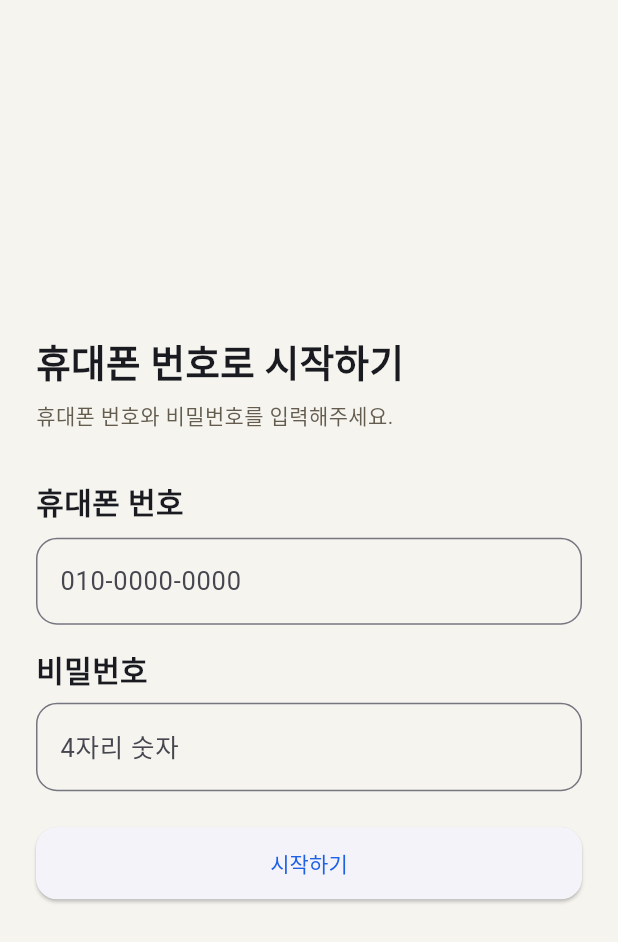
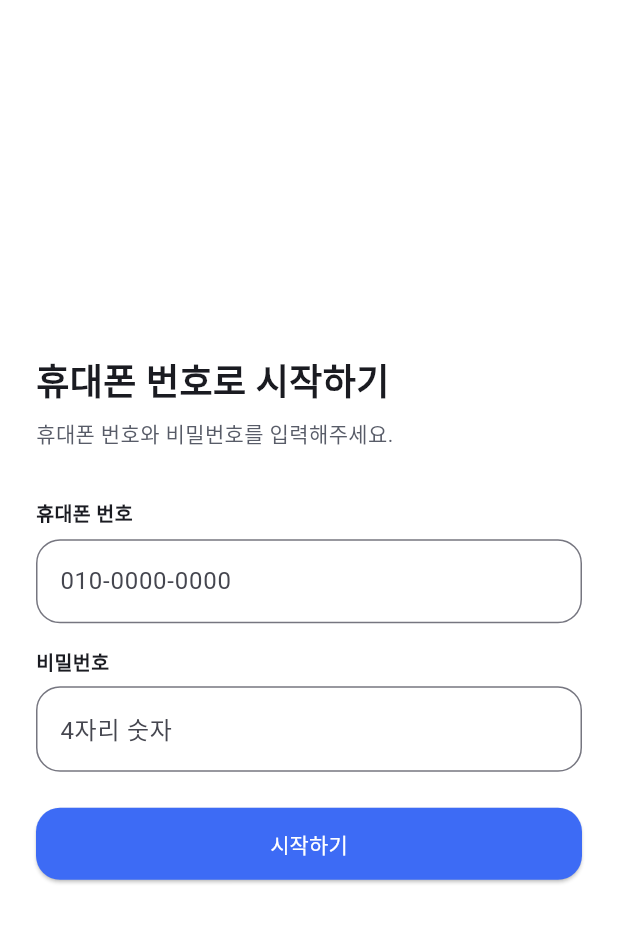
Before and after one commit to chanbear/ondam_app, a Flutter app: the screen it shows after launch, on a phone screen of 412 x 824 dp. Shown: the top 942 px of the screen. Run offline on Flutter 3.47's test engine with Material 3 defaults, Android fonts, the phone set to English and light mode, and no system bars; our stand-ins replace camera, firebase_core, firebase_messaging, fl_chart, flutter_dotenv, flutter_local_notifications and 11 more; missing offline and left inert: flutter_sms_inbox, mobile_scanner; accounts and stored records are empty; network calls fail.

Commit message:
feat(design_system): ONDAM 2.0 디자인 토큰/공통 위젯 갱신
색상/spacing/radius/타이포 토큰과 AppButton/AppCard/AppAlertCard/
AppRiskBadge 등 공통 위젯을 ui-prototype 승인 디자인에 맞춰
갱신 — Senior/Easy 양쪽 화면 리디자인이 이 토큰들 위에서 이뤄진다.

Co-Authored-By: Claude Sonnet 5 <noreply@anthropic.com>

```diff
--- a/packages/design_system/lib/src/theme/app_theme.dart
+++ b/packages/design_system/lib/src/theme/app_theme.dart
@@ -42,6 +42,10 @@ abstract final class AppTheme {
       ),
       elevatedButtonTheme: ElevatedButtonThemeData(
         style: ElevatedButton.styleFrom(
+          backgroundColor: AppColors.primary,
+          foregroundColor: AppColors.surface,
+          disabledBackgroundColor: AppColors.border,
+          disabledForegroundColor: AppColors.textDisabled,
           shape: RoundedRectangleBorder(
             borderRadius: BorderRadius.circular(AppRadius.md),
           ),
--- a/packages/design_system/lib/src/tokens/app_colors.dart
+++ b/packages/design_system/lib/src/tokens/app_colors.dart
@@ -1,36 +1,55 @@
 import 'package:flutter/material.dart';
 
-/// Color tokens — background/text/border values match the Phase 42-approved
-/// Senior/Guardian HTML prototype palette (`prototype/senior/styles.css`,
-/// `prototype/guardian/styles.css`), shared identically by both apps.
-/// `primary` was updated to the blue accent (`#1D61E7`) used for CTAs/
-/// selected states/toggles in the "온담 최종 디자인" Figma file (초기 설정
-/// 화면, node `1:108`) — the file's own `--primary` variable is still green
-/// (`#2f6f4e`, unused by any rendered element on that screen), so the
-/// visually-applied blue is treated as the actual intended accent.
+/// Color tokens — synced to `ui-prototype/css/tokens.css` (2026-08-30, 사용자
+/// 승인 — Modern Care(`prototype/redesign/`)가 아니라 이번 세션에서 다듬은
+/// `ui-prototype/`을 소스로 채택). `primary`는 easy-mode-test 브랜치 실제
+/// 블루(`#3D6BF5`)로 이전 `#1D61E7`에서 교체됐고, `background`/`border`도
+/// 순백 배경 + 차가운 회색 경계선으로 바뀌었다.
 ///
-/// NOTE: no `emergency` token yet — technical-decisions.md OPEN QUESTIONS #7
-/// (실제 색상값) is still open, so one is not invented here. `secondary` and
-/// the `*Dark` pair aren't covered by either reference (light-mode only, no
-/// secondary-accent concept) and are left unchanged pending a follow-up
-/// decision.
+/// NOTE: `*Dark` pair는 ui-prototype에도 라이트모드 값만 있어 이전 값을
+/// 그대로 유지한다.
 abstract final class AppColors {
-  static const Color primary = Color(0xFF1D61E7);
-  static const Color secondary = Color(0xFF00BFA5);
+  static const Color primary = Color(0xFF3D6BF5);
+  static const Color secondary = Color(0xFF12A594);
 
-  static const Color background = Color(0xFFF6F4EF);
+  static const Color background = Color(0xFFFFFFFF);
   static const Color surface = Color(0xFFFFFFFF);
 
-  static const Color textPrimary = Color(0xFF1E1B16);
-  static const Color textSecondary = Color(0xFF635C4F);
+  static const Color textPrimary = Color(0xFF14151A);
+  static const Color textSecondary = Color(0xFF585C68);
   static const Color textDisabled = Color(0xFFBDBDBD);
 
-  static const Color border = Color(0xFFDFD9CC);
-  static const Color divider = Color(0xFFDFD9CC);
+  static const Color border = Color(0xFFE2E5EA);
+  static const Color divider = Color(0xFFE2E5EA);
 
-  static const Color success = Color(0xFF1E6B45);
-  static const Color warning = Color(0xFF8A5A00);
-  static const Color error = Color(0xFFB3261E);
+  /// 카드 선택 상태 등 `border`보다 한 단계 진한 2차 경계선 — 입력창
+  /// 기본 테두리, 미선택 chip 등에 쓴다. ui-prototype에는 별도 토큰이 없어
+  /// 새 `border`(#E2E5EA)와 같은 계열로 한 단계 진하게 근사했다.
+  static const Color borderStrong = Color(0xFFC9CDD6);
+
+  static const Color success = Color(0xFF1E8F5F);
+  static const Color warning = Color(0xFFB7791F);
+  static const Color error = Color(0xFFC6362E);
+
+  /// SOS 전용 — `error`(#C6362E)와 분리된 색. WCAG AA 대비 조정된 값
+  /// (`ui-prototype/css/tokens.css` `--emergency`).
+  static const Color emergency = Color(0xFFB84D56);
+
+  /// Senior/Easy Mode 따뜻함 accent(온보딩 컨페티 등) — `--warm-accent`.
+  static const Color warmAccent = Color(0xFFE2714B);
+
+  /// Easy Mode 전용 배경(민트/크림) — `--easy-surface`/`--easy-surface-cream`.
+  static const Color easySurface = Color(0xFFE9F3EE);
+  static const Color easySurfaceCream = Color(0xFFFBF7EC);
+
+  /// Tonal(soft) 배경 — 배지/tonal 버튼/선택 카드가 각자
+  /// `color.withValues(alpha: ...)`를 계산하던 것을 토큰화한 것. 항상 이
+  /// 값들만 쓰고 위젯에서 alpha를 직접 계산하지 않는다.
+  static const Color primarySoft = Color(0xFFEAF0FE);
+  static const Color successSoft = Color(0xFFE6F5EC);
+  static const Color warningSoft = Color(0xFFFBF1DE);
+  static const Color errorSoft = Color(0xFFFBEAE8);
+  static const Color emergencySoft = Color(0xFFFAEDEE);
 
   static const Color backgroundDark = Color(0xFF121212);
   static const Color surfaceDark = Color(0xFF1E1E1E);
--- a/packages/design_system/lib/src/tokens/app_radius.dart
+++ b/packages/design_system/lib/src/tokens/app_radius.dart
@@ -1,12 +1,11 @@
 /// Corner radius tokens — use instead of hardcoded BorderRadius values.
 ///
-/// `md` (buttons) and `lg` (cards) match the Phase 42-approved HTML
-/// prototype (14px / 20px). `sm`/`xl` aren't specified by the prototype and
-/// are left as-is.
+/// Modern Care 제안(2026-08-26, 사용자 승인) — 이전 Phase 42 값(4/14/20/24)
+/// 대비 전반적으로 더 둥글게(버튼/카드/모달) 조정.
 abstract final class AppRadius {
-  static const double sm = 4;
-  static const double md = 14;
-  static const double lg = 20;
-  static const double xl = 24;
+  static const double sm = 10;
+  static const double md = 16;
+  static const double lg = 22;
+  static const double xl = 28;
   static const double full = 999;
 }
--- a/packages/design_system/lib/src/tokens/app_spacing.dart
+++ b/packages/design_system/lib/src/tokens/app_spacing.dart
@@ -2,6 +2,13 @@
 abstract final class AppSpacing {
   static const double xs = 4;
   static const double sm = 8;
+
+  /// Modern Care 제안(2026-08-26)에서 추가된 단계 — 카드 내부 padding 등
+  /// `sm`(8)과 `md`(16) 사이에 쓴다. 기존 `md` 이상 값은 재정의(rename)하지
+  /// 않고 이 값만 삽입했다 — 스케일 전체를 shift하면 기존 호출부 전부에
+  /// 영향이 가기 때문.
+  static const double smMd = 12;
+
   static const double md = 16;
   static const double lg = 24;
   static const double xl = 32;
--- a/packages/design_system/lib/src/tokens/app_text_styles.dart
+++ b/packages/design_system/lib/src/tokens/app_text_styles.dart
@@ -2,48 +2,60 @@ import 'package:flutter/material.dart';
 
 /// Typography tokens — use instead of hardcoded TextStyle values.
 ///
-/// Sizes match the Phase 42-approved Senior HTML prototype scale
-/// (base/lg/xl/xxl = 17/20/25/32). Guardian's prototype scale is one step
-/// smaller (16/19/24/30) but there is no per-app profile here yet: every
-/// widget in this package reads these as static consts rather than through
-/// `Theme.of(context).textTheme`, so a dual-scale system would require
-/// rewriting ~17 widget call sites (out of scope for Phase 43's token
-/// extraction). Senior's scale was kept as the single shared baseline since
-/// larger-by-default is the safer direction for the accessibility-critical
-/// app; Guardian renders 1-2px larger than its own prototype spec until that
-/// refactor happens.
+/// `ui-prototype/css/tokens.css` 6-role scale (2026-08-30, 사용자 승인) —
+/// supersedes the previous "Modern Care" 7-role sizes. Still shared as-is
+/// between Senior and Guardian: every widget in this package reads these as
+/// static consts rather than through `Theme.of(context).textTheme`, so a
+/// per-app profile (Guardian 1px 축소) would require rewriting ~17 widget
+/// call sites — tracked as a follow-up, not done here.
 abstract final class AppTextStyles {
+  /// `--fs-display`.
   static const TextStyle displayLarge = TextStyle(
     fontSize: 32,
-    fontWeight: FontWeight.bold,
+    fontWeight: FontWeight.w700,
     height: 1.25,
   );
 
+  /// `--fs-h1`.
   static const TextStyle headlineMedium = TextStyle(
-    fontSize: 25,
-    fontWeight: FontWeight.bold,
+    fontSize: 24,
+    fontWeight: FontWeight.w700,
     height: 1.3,
   );
 
+  /// `--fs-title`.
   static const TextStyle titleMedium = TextStyle(
-    fontSize: 20,
+    fontSize: 18,
     fontWeight: FontWeight.w600,
     height: 1.4,
   );
 
+  /// `--fs-body`.
   static const TextStyle bodyLarge = TextStyle(
-    fontSize: 17,
+    fontSize: 16,
     fontWeight: FontWeight.normal,
     height: 1.5,
   );
 
+  /// `--fs-body-sm`.
   static const TextStyle bodyMedium = TextStyle(
     fontSize: 14,
     fontWeight: FontWeight.normal,
     height: 1.5,
   );
 
+  /// ui-prototype에는 직접 대응하는 role이 없다 — `.field label`(13px/600)
+  /// 등 소형 semibold 라벨용으로 그대로 유지한다.
   static const TextStyle labelSmall = TextStyle(
+    fontSize: 13,
+    fontWeight: FontWeight.w600,
+    height: 1.4,
+  );
+
+  /// `--fs-caption`. 최소 단계 — 대문자 라벨(예: 섹션 kicker)용. `TextStyle`은
+  /// text-transform이 없으므로 대문자 변환은 호출부에서
+  /// `.toUpperCase()`로 처리한다.
+  static const TextStyle caption = TextStyle(
     fontSize: 12,
     fontWeight: FontWeight.w500,
     height: 1.4,
--- a/packages/design_system/lib/src/widgets/app_button.dart
+++ b/packages/design_system/lib/src/widgets/app_button.dart
@@ -14,8 +14,10 @@ enum AppButtonSize { standard, large }
 /// Visual weight — mirrors the Phase 42-approved HTML prototype's
 /// `.btn-primary`/`.btn-secondary`/`.btn-danger`/`.btn-ghost` (`ui-spec.md`).
 /// `destructive` uses a soft (tonal) error fill, not a solid one, matching
-/// the prototype's `--color-danger-bg`/`--color-danger` pair.
-enum AppButtonVariant { primary, secondary, destructive, text }
+/// the prototype's `--color-danger-bg`/`--color-danger` pair. `emergency`
+/// is a solid fill using the dedicated SOS-only `AppColors.emergency` token
+/// (separate from `error`) — `ui-prototype`'s `T.button({variant:"emergency"})`.
+enum AppButtonVariant { primary, secondary, destructive, text, emergency }
 
 /// Shared button — use instead of raw ElevatedButton/OutlinedButton/TextButton
 /// so styling stays consistent across features (colors come from AppTheme).
@@ -106,8 +108,19 @@ class AppButton extends StatelessWidget {
         style: FilledButton.styleFrom(
           minimumSize: Size(double.infinity, minHeight),
           shape: shape,
-          backgroundColor: AppColors.error.withValues(alpha: 0.08),
+          backgroundColor: AppColors.errorSoft,
           foregroundColor: AppColors.error,
+          textStyle: textStyle,
+        ),
+        onPressed: onPressedOrNull,
+        child: child,
+      ),
+      AppButtonVariant.emergency => FilledButton(
+        style: FilledButton.styleFrom(
+          minimumSize: Size(double.infinity, minHeight),
+          shape: shape,
+          backgroundColor: AppColors.emergency,
+          foregroundColor: AppColors.surface,
           textStyle: textStyle,
         ),
         onPressed: onPressedOrNull,
@@ -118,7 +131,7 @@ class AppButton extends StatelessWidget {
           minimumSize: Size(double.infinity, minHeight),
           shape: shape,
           foregroundColor: AppColors.textSecondary,
-          textStyle: textStyle,
+          textStyle: textStyle ?? AppTextStyles.bodyLarge,
         ),
         onPressed: onPressedOrNull,
         child: child,
--- a/packages/design_system/lib/src/widgets/app_card.dart
+++ b/packages/design_system/lib/src/widgets/app_card.dart
@@ -41,7 +41,7 @@ class AppCard extends StatelessWidget {
       ),
     };
     final fillColor = variant == AppCardVariant.selected
-        ? AppColors.primary.withValues(alpha: 0.06)
+        ? AppColors.primarySoft
         : Theme.of(context).colorScheme.surface;
     final radius = BorderRadius.circular(AppRadius.lg);
 
--- a/packages/design_system/lib/src/widgets/app_text_field.dart
+++ b/packages/design_system/lib/src/widgets/app_text_field.dart
@@ -32,7 +32,7 @@ class AppTextField extends StatelessWidget {
       crossAxisAlignment: CrossAxisAlignment.start,
       mainAxisSize: MainAxisSize.min,
       children: [
-        Text(label, style: AppTextStyles.titleMedium),
+        Text(label, style: AppTextStyles.labelSmall),
         const SizedBox(height: AppSpacing.sm),
         TextField(
           controller: controller,
```
Also changed, not shown: packages/design_system/lib/src/tokens/app_easy_mode.dart (+15 -0 lines), packages/design_system/lib/src/widgets/app_alert_card.dart (+17 -5 lines), packages/design_system/lib/src/widgets/app_fee_statistics_section.dart (+36 -36 lines), packages/design_system/lib/src/widgets/app_fee_trend_chart.dart (+16 -1 lines), packages/design_system/lib/src/widgets/app_risk_badge.dart (+17 -5 lines), 2 other files.
